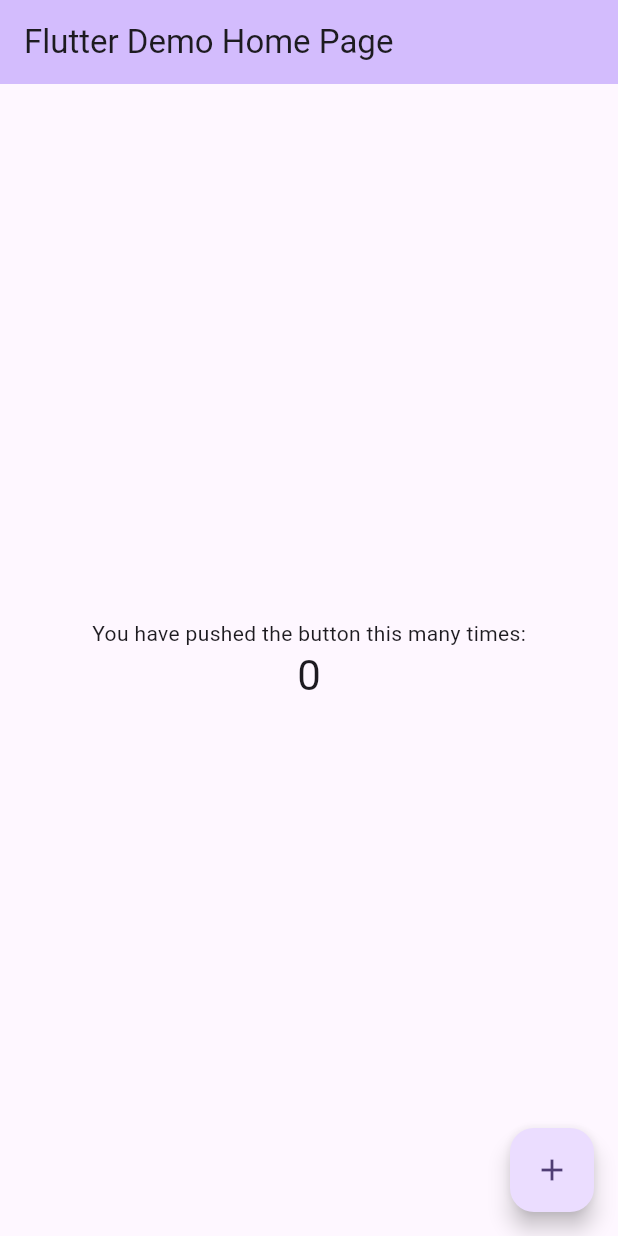
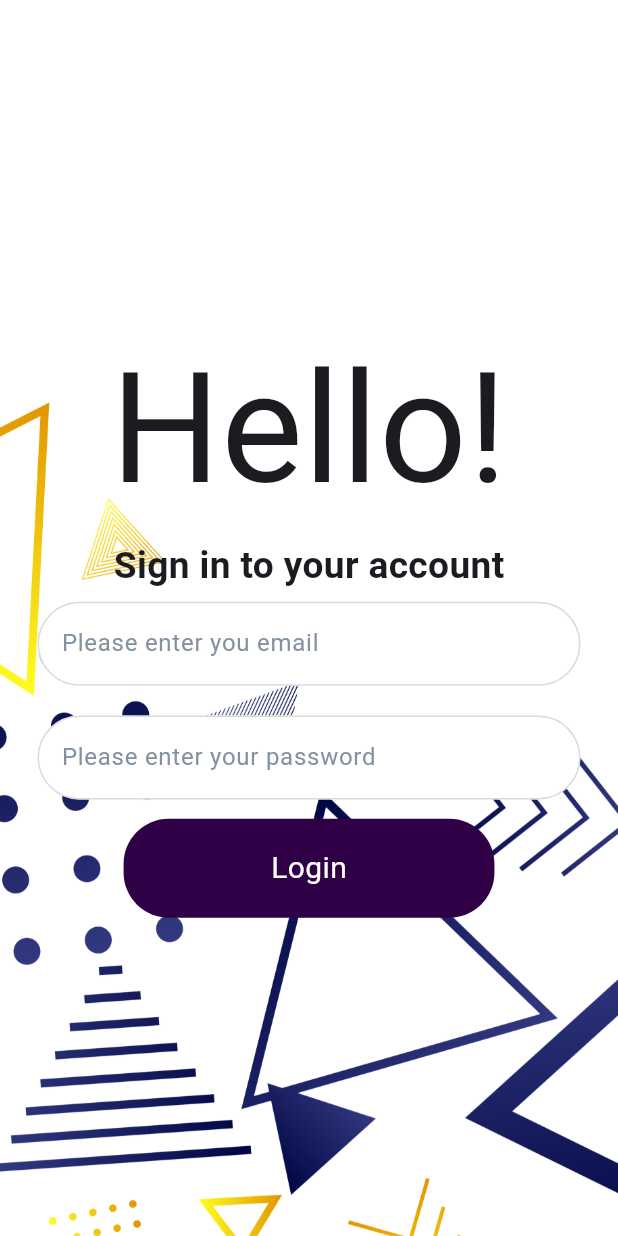
Before and after one commit to Manarrnagy/BLoC-firebase-auth, a Flutter app: the screen it shows after launch, on a phone screen of 412 x 824 dp. Run offline on Flutter 3.47's test engine with Material 3 defaults, Android fonts, the phone set to English and light mode, and no system bars; our stand-ins replace firebase_auth, firebase_core, google_fonts; accounts and stored records are empty.

Commit message:
Added Login functionality

```diff
--- /dev/null
+++ b/firestore.indexes.json
@@ -0,0 +1,4 @@
+{
+  "indexes": [],
+  "fieldOverrides": []
+}
--- a/lib/main.dart
+++ b/lib/main.dart
@@ -1,6 +1,12 @@
+import 'package:firebase_core/firebase_core.dart';
 import 'package:flutter/material.dart';
+import 'package:task_one_think/screens/home_screen.dart';
+import 'package:task_one_think/screens/login_screen.dart';
+import 'package:task_one_think/screens/sign_up_screen.dart';
 
-void main() {
+void main() async{
+  WidgetsFlutterBinding.ensureInitialized();
+  await Firebase.initializeApp();
   runApp(const MyApp());
 }
 
@@ -13,113 +19,16 @@
     return MaterialApp(
       title: 'Flutter Demo',
       theme: ThemeData(
-        // This is the theme of your application.
-        //
-        // TRY THIS: Try running your application with "flutter run". You'll see
-        // the application has a purple toolbar. Then, without quitting the app,
-        // try changing the seedColor in the colorScheme below to Colors.green
-        // and then invoke "hot reload" (save your changes or press the "hot
-        // reload" button in a Flutter-supported IDE, or press "r" if you used
-        // the command line to start the app).
-        //
-        // Notice that the counter didn't reset back to zero; the application
-        // state is not lost during the reload. To reset the state, use hot
-        // restart instead.
-        //
-        // This works for code too, not just values: Most code changes can be
-        // tested with just a hot reload.
         colorScheme: ColorScheme.fromSeed(seedColor: Colors.deepPurple),
         useMaterial3: true,
       ),
-      home: const MyHomePage(title: 'Flutter Demo Home Page'),
+      home: LoginScreen(),
+      routes: {
+        'login':(context)=>LoginScreen(),
+        'signup':(context)=>SignupScreen(),
+        'home':(context)=>HomeScreen(),
+
+      },
     );
   }
 }
-
-class MyHomePage extends StatefulWidget {
-  const MyHomePage({super.key, required this.title});
-
-  // This widget is the home page of your application. It is stateful, meaning
-  // that it has a State object (defined below) that contains fields that affect
-  // how it looks.
-
-  // This class is the configuration for the state. It holds the values (in this
-  // case the title) provided by the parent (in this case the App widget) and
-  // used by the build method of the State. Fields in a Widget subclass are
-  // always marked "final".
-
-  final String title;
-
-  @override
-  State<MyHomePage> createState() => _MyHomePageState();
-}
-
-class _MyHomePageState extends State<MyHomePage> {
-  int _counter = 0;
-
-  void _incrementCounter() {
-    setState(() {
-      // This call to setState tells the Flutter framework that something has
-      // changed in this State, which causes it to rerun the build method below
-      // so that the display can reflect the updated values. If we changed
-      // _counter without calling setState(), then the build method would not be
-      // called again, and so nothing would appear to happen.
-      _counter++;
-    });
-  }
-
-  @override
-  Widget build(BuildContext context) {
-    // This method is rerun every time setState is called, for instance as done
-    // by the _incrementCounter method above.
-    //
-    // The Flutter framework has been optimized to make rerunning build methods
-    // fast, so that you can just rebuild anything that needs updating rather
-    // than having to individually change instances of widgets.
-    return Scaffold(
-      appBar: AppBar(
-        // TRY THIS: Try changing the color here to a specific color (to
-        // Colors.amber, perhaps?) and trigger a hot reload to see the AppBar
-        // change color while the other colors stay the same.
-        backgroundColor: Theme.of(context).colorScheme.inversePrimary,
-        // Here we take the value from the MyHomePage object that was created by
-        // the App.build method, and use it to set our appbar title.
-        title: Text(widget.title),
-      ),
-      body: Center(
-        // Center is a layout widget. It takes a single child and positions it
-        // in the middle of the parent.
-        child: Column(
-          // Column is also a layout widget. It takes a list of children and
-          // arranges them vertically. By default, it sizes itself to fit its
-          // children horizontally, and tries to be as tall as its parent.
-          //
-          // Column has various properties to control how it sizes itself and
-          // how it positions its children. Here we use mainAxisAlignment to
-          // center the children vertically; the main axis here is the vertical
-          // axis because Columns are vertical (the cross axis would be
-          // horizontal).
-          //
-          // TRY THIS: Invoke "debug painting" (choose the "Toggle Debug Paint"
-          // action in the IDE, or press "p" in the console), to see the
-          // wireframe for each widget.
-          mainAxisAlignment: MainAxisAlignment.center,
-          children: <Widget>[
-            const Text(
-              'You have pushed the button this many times:',
-            ),
-            Text(
-              '$_counter',
-              style: Theme.of(context).textTheme.headlineMedium,
-            ),
-          ],
-        ),
-      ),
-      floatingActionButton: FloatingActionButton(
-        onPressed: _incrementCounter,
-        tooltip: 'Increment',
-        child: const Icon(Icons.add),
-      ), // This trailing comma makes auto-formatting nicer for build methods.
-    );
-  }
-}
--- /dev/null
+++ b/lib/repository/auth_repository.dart
@@ -0,0 +1,46 @@
+import 'package:firebase_auth/firebase_auth.dart';
+import 'package:firebase_core/firebase_core.dart';
+
+
+abstract class AuthDataSource{
+  Future<void> signUp( String email,  String password, String confirmPassword);
+  Future<void> logIn( String email,  String password);
+}
+
+class AuthRepository implements AuthDataSource {
+  // final _firebaseAuth = FirebaseAuth.instance;
+  @override
+  Future<void> signUp(String email, String password,
+      String confirmPassword) async {
+    if (password == confirmPassword) {
+      try {
+        FirebaseAuth.instance.createUserWithEmailAndPassword(
+            email: email, password: password);
+      } on FirebaseAuthException catch (e) {
+        if (e.code == 'weak-password') {
+          throw Exception("This password is weak");
+        } else if (e.code == 'email-already-in-use') {
+          throw Exception(
+              "There is an account that already exists with this mail");
+        }
+      }
+      catch (e) {
+        throw Exception(e.toString());
+      }
+    }else{
+      ///display error message
+    }
+  }
+
+
+
+  @override
+  Future<void> logIn(String email, String password) async {
+
+    try{
+      await FirebaseAuth.instance.signInWithEmailAndPassword(email: email, password: password);
+    }on FirebaseException catch(e){
+      throw Exception(e.toString());
+    }
+  }
+}
--- /dev/null
+++ b/lib/screens/login_screen.dart
@@ -0,0 +1,100 @@
+import 'package:flutter/material.dart';
+import 'package:task_one_think/repository/auth_repository.dart';
+import 'package:task_one_think/utils/app_constants.dart';
+import 'package:task_one_think/utils/app_components.dart';
+
+class LoginScreen extends StatefulWidget {
+  const LoginScreen({super.key});
+
+  @override
+  State<LoginScreen> createState() => _LoginScreenState();
+}
+
+class _LoginScreenState extends State<LoginScreen> {
+  GlobalKey<FormState> formKey = GlobalKey<FormState>();
+
+  TextEditingController passwordController = TextEditingController();
+  TextEditingController emailController = TextEditingController();
+
+  @override
+  Widget build(BuildContext context) {
+    return Container(
+      width: MediaQuery.of(context).size.width,
+      decoration: BoxDecoration(
+        color: Colors.white,
+        image: DecorationImage(
+          image: AssetImage("assets/images/bg.png"),
+          fit: BoxFit.cover,
+        ),
+      ),
+      child: Scaffold(
+        backgroundColor: Colors.transparent,
+        body: Column(
+          mainAxisAlignment: MainAxisAlignment.center,
+          crossAxisAlignment: CrossAxisAlignment.center,
+          children: [
+            Text(
+              "Hello!",
+              style: TextStyle(
+                fontSize: MediaQuery.sizeOf(context).width * 0.25,
+              ),
+              textAlign: TextAlign.center,
+            ),
+            Text(
+              "Sign in to your account",
+              style: TextStyle(
+                  fontSize: MediaQuery.sizeOf(context).width * 0.06,
+                  fontWeight: FontWeight.bold),
+            ),
+            Container(
+              margin: EdgeInsets.symmetric(horizontal: 25),
+              child: Form(
+                key: formKey,
+                child: Column(
+                  crossAxisAlignment: CrossAxisAlignment.center,
+                  children: [
+                    AppComponents.customFormField(
+                        fieldController: emailController,
+                        hint: "Please enter you email",
+                        validatorString: (String val) {
+                          if (!RegExp(
+                                  r"^[a-zA-Z0-9.a-zA-Z0-9.!#$%&'*+-/=?^_`{|}~]+@[a-zA-Z0-9]+\.[a-zA-Z]+")
+                              .hasMatch(val)) {
+                            return "Please enter your email correctly";
+                          }
+                        },
+                        context: context,
+                        hiddenText: false),
+                    AppComponents.customFormField(
+                        fieldController: passwordController,
+                        hint: "Please enter your password",
+                        validatorString: (String val) {
+                          if (val.length < 8) {
+                            return "Passwords must have at least 8 characters";
+                          }
+                        },
+                        context: context,
+                        hiddenText: true),
+                    AppComponents.solidButton(
+                        fun: () {
+                          if (formKey.currentState!.validate()) {
+                            AuthRepository().logIn(
+                                emailController.text, passwordController.text);
+                            Navigator.pushNamed(context, "home");
+                          }
+                        },
+                        widget: Text(
+                          "Login",
+                          style: TextStyle(color: Colors.white, fontSize: 20),
+                        ),
+                        context: context),
+                  ],
+                ),
+              ),
+            ),
+          ],
+        ),
+      ),
+    );
+  }
+}
--- /dev/null
+++ b/lib/utils/app_colors.dart
@@ -0,0 +1,17 @@
+import 'package:flutter/material.dart';
+
+class AppColors{
+
+  static Color pink = const Color.fromRGBO(238, 27, 84, 1.0);
+  static Color orange = const Color.fromRGBO(255, 85, 13, 1.0);
+  static Color red = const Color.fromRGBO(213, 0, 0, 1);
+  static Color darkPurple = const Color.fromRGBO(48, 0, 70, 1);
+  static Color navyBlue = const Color.fromRGBO(37, 40, 55, 1);
+  static Color mediumGrey = const Color.fromRGBO(100, 110, 119, 1);
+  static Color hintMediumGrey = const Color.fromRGBO(131, 145, 161, 1);
+  static Color lightGrey = const Color.fromRGBO(246, 247, 248, 1);
+  static Color borderLightGrey = const Color.fromRGBO(218, 218, 218, 1);
+  static Color white = const Color.fromRGBO(255, 255, 255, 1);
+
+
+}
--- /dev/null
+++ b/lib/utils/app_components.dart
@@ -0,0 +1,66 @@
+import 'package:flutter/material.dart';
+import 'package:google_fonts/google_fonts.dart';
+
+import 'app_colors.dart';
+
+class AppComponents {
+  static Widget customFormField({
+    required TextEditingController fieldController,
+    required String hint,
+    required String? validatorString(String val),
+    required BuildContext context,
+    required bool hiddenText,
+    TextInputType? textInputType,
+  }) =>
+      Container(
+        margin: EdgeInsets.symmetric(vertical: 7),
+        height: MediaQuery.of(context).size.height * 0.075,
+        child: TextFormField(
+          controller: fieldController,
+          keyboardType: textInputType ?? TextInputType.name,
+          validator: (value) {
+            if (value == "") {
+              return "Field cant be empty";
+            } else {
+              return validatorString(value.toString());
+            }
+          },
+          decoration: InputDecoration(
+              fillColor: AppColors.white,
+              filled: true,
+//border: InputBorder.none,
+              enabledBorder: OutlineInputBorder(
+                borderSide:
+                    BorderSide(width: 1, color: AppColors.borderLightGrey),
+                borderRadius: BorderRadius.circular(30.0),
+              ),
+              enabled: true,
+              hintText: hint,
+              hintStyle: TextStyle(
+                  color: AppColors.hintMediumGrey,
+                  fontWeight: FontWeight.normal)),
+          obscureText: hiddenText,
+        ),
+      );
+
+  static Widget solidButton(
+          {required VoidCallback fun,
+          required Widget widget,
+          required BuildContext context,
+          double? widthPercent,
+          Color? color}) =>
+      InkWell(
+        onTap: fun,
+        child: Container(
+          height: MediaQuery.of(context).size.height * 0.08,
+          width: MediaQuery.of(context).size.width * 0.6,
+          alignment: Alignment.center,
+          decoration: BoxDecoration(
+              color: AppColors.darkPurple,
+              borderRadius: BorderRadius.all(Radius.circular(30))),
+          child: widget,
+        ),
+      );
+
+  static Widget spacer({required height}) => SizedBox();
+}
```
Also changed, not shown: lib/screens/home_screen.dart (added, +16 -0 lines), lib/screens/sign_up_screen.dart (added, +16 -0 lines), lib/utils/app_constants.dart (added, +14 -0 lines), pubspec.yaml (+10 -2 lines), assets/images/bg.png (added), firebase.json (added), lib/firebase_options.dart (added), lib/screens/splash_screen.dart (added), pubspec.lock, 9 other files.
